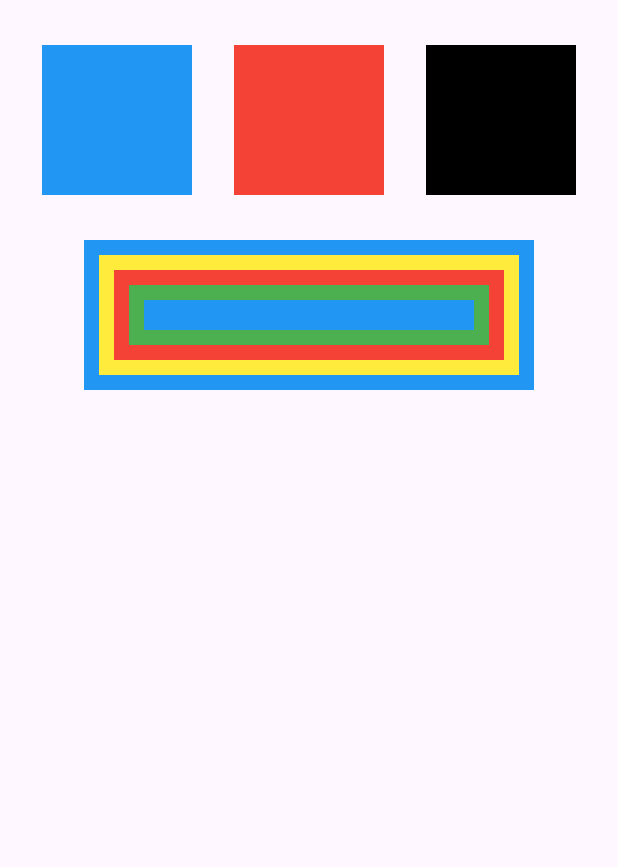
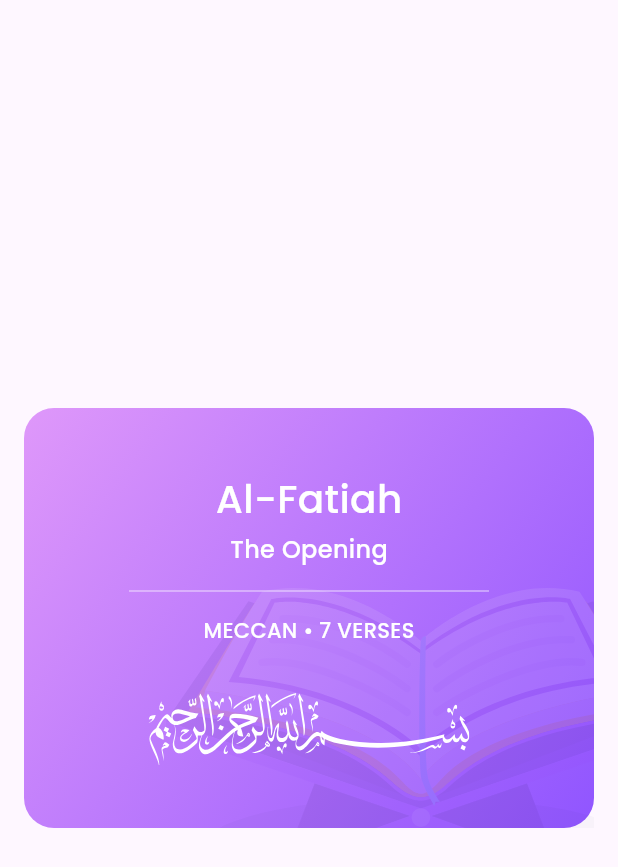
Before and after one commit to qoolqas/mikti-class-exercise-2, a Flutter app: the screen it shows after launch, on a phone screen of 412 x 824 dp. Shown: the top 867 px of the screen. Run offline on Flutter 3.47's test engine with Material 3 defaults, Android fonts, the phone set to English and light mode, and no system bars; our stand-ins replace flutter_svg, google_fonts.

Commit message:
tugas kelompok

```diff
--- a/lib/main.dart
+++ b/lib/main.dart
@@ -1,4 +1,7 @@
 import 'package:flutter/material.dart';
+import 'package:google_fonts/google_fonts.dart';
+import 'package:flutter/widgets.dart';
+import 'package:flutter_svg/svg.dart';
 
 void main() {
   runApp(const MyApp());
@@ -12,63 +15,77 @@ class MyApp extends StatelessWidget {
     return MaterialApp(
       home: Scaffold(
           body: Center(
+        child: Padding(
+          padding: const EdgeInsets.all(16.0),
+          child: Container(
+              height: 280,
+              width: double.infinity,
+              decoration: BoxDecoration(
+                gradient: LinearGradient(
+                  begin: Alignment.topLeft,
+                  end: Alignment.bottomRight,
+                  colors: [Color(0xffdf98fa), Color(0xff9055ff)],
+                ),
+                borderRadius: BorderRadius.circular(20),
+              ),
+              child: Stack(
+                children: [
+                  Positioned(
+                    bottom: 0,
+                    right: 0,
+                    child: Opacity(
+                      opacity: .1,
+                      child: SvgPicture.asset('assets/svgs/quran.svg',
+                          height: 160),
+                    ),
+                  ),
+                  Center(
                     child: Column(
+                      mainAxisAlignment: MainAxisAlignment.center,
                       children: [
-            SizedBox(height: 30,),
-            Row(
-              mainAxisAlignment: MainAxisAlignment.spaceEvenly,
-              children: [
-                Container(
-                  width: 100,
-                  height: 100,
-                  color: Colors.blue,
+                        Text(
+                          "Al-Fatiah",
+                          style: GoogleFonts.poppins(
+                            textStyle: TextStyle(
+                                fontSize: 26,
+                                fontWeight: FontWeight.w500,
+                                color: Colors.white),
                           ),
-                Container(
-                  width: 100,
-                  height: 100,
-                  color: Colors.red,
                         ),
-                Container(
-                  width: 100,
-                  height: 100,
-                  color: Colors.black,
-                )
-              ],
+                        SizedBox(height: 4),
+                        Text(
+                          "The Opening",
+                          style: GoogleFonts.poppins(
+                            textStyle: TextStyle(
+                                fontSize: 16,
+                                fontWeight: FontWeight.w500,
+                                color: Colors.white),
                           ),
-            SizedBox(height: 30,),
-            Center(
-              child: Stack(
-                alignment: Alignment.center,
-                children: [
-                  Container(
-                    width: 300,
-                    height: 100,
-                    color: Colors.blue,
                         ),
-                  Container(
-                    width: 280,
-                    height: 80,
-                    color: Colors.yellow,
+                        SizedBox(height: 8),
+                        Divider(
+                          color: Colors.white,
+                          thickness: 0.5,
+                          indent: 70,
+                          endIndent: 70,
                         ),
-                  Container(
-                    width: 260,
-                    height: 60,
-                    color: Colors.red,
+                        SizedBox(height: 8),
+                        Text(
+                          "MECCAN • 7 VERSES",
+                          style: GoogleFonts.poppins(
+                            textStyle: TextStyle(
+                                fontSize: 14,
+                                fontWeight: FontWeight.w500,
+                                color: Colors.white),
                           ),
-                  Container(
-                    width: 240,
-                    height: 40,
-                    color: Colors.green,
                         ),
-                  Container(
-                    width: 220,
-                    height: 20,
-                    color: Colors.blue,
-                  ),
+                        SizedBox(height: 32),
+                        SvgPicture.asset('assets/svgs/bismillah.svg'),
                       ],
                     ),
                   )
                 ],
+              )),
         ),
       )),
     );
--- a/pubspec.yaml
+++ b/pubspec.yaml
@@ -31,6 +31,9 @@ dependencies:
   flutter:
     sdk: flutter
 
+  flutter_svg: ^1.1.6
+  google_fonts: ^6.2.0
+
 
   # The following adds the Cupertino Icons font to your application.
   # Use with the CupertinoIcons class for iOS style icons.
@@ -57,7 +60,8 @@ flutter:
   # included with your application, so that you can use the icons in
   # the material Icons class.
   uses-material-design: true
-
+  assets:
+    - assets/svgs/
   # To add assets to your application, add an assets section, like this:
   # assets:
   #   - images/a_dot_burr.jpeg
```
Also changed, not shown: assets/svgs/bismillah.svg (added), assets/svgs/quran.svg (added), pubspec.lock, 2 other files. Lines whose indentation alone changed are shown as unchanged.
